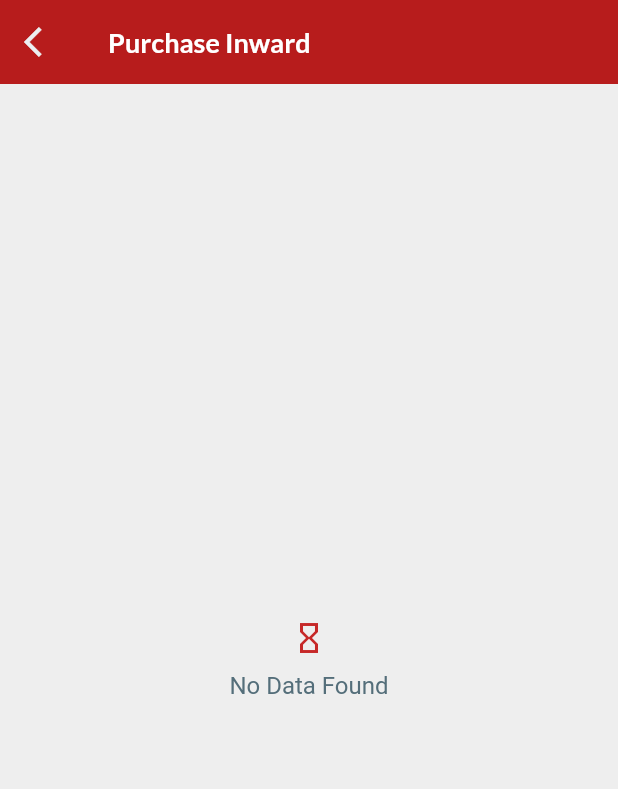
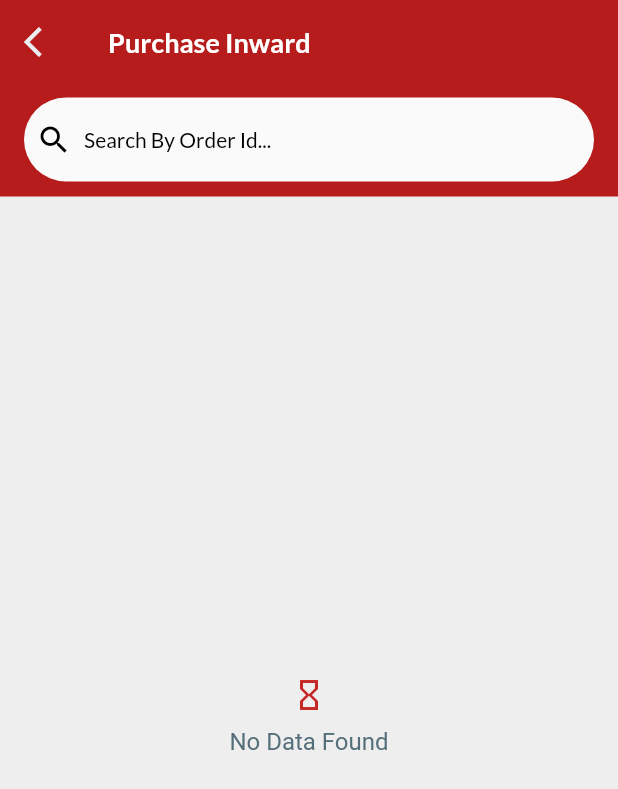
Before and after one commit to SantlalKaler/t2p_logistic_flutter, a Flutter app: the PurchaseInwardList screen opened directly, on a phone screen of 412 x 824 dp. Shown: the top 789 px of the screen. Run offline on Flutter 3.47's test engine with Material 3 defaults, Android fonts, the phone set to English and light mode, and no system bars; our stand-ins replace connectivity_plus, dio, firebase_database, flutter_otp_text_field, gap, geocoding and 11 more; missing offline and left inert: country_flags; accounts and stored records are empty.

Commit message:
puchase inward filter by order id

```diff
--- a/lib/presentation/screens/partners/purchase_inward/purchase_inward.dart
+++ b/lib/presentation/screens/partners/purchase_inward/purchase_inward.dart
@@ -22,6 +22,7 @@ class PurchaseInwardList extends StatefulWidget {
 
 class _PurchaseInwardListState extends State<PurchaseInwardList> {
   PurchaseInwardController purchaseInwardController = Get.find();
+  TextEditingController searchController = TextEditingController();
 
   @override
   void initState() {
@@ -35,11 +36,30 @@ class _PurchaseInwardListState extends State<PurchaseInwardList> {
       body: NestedScrollView(
         headerSliverBuilder: (context, innerBoxIsScrolled) {
           return [
-            const SliverAppBar(
+            SliverAppBar(
               pinned: true,
               floating: true,
-              title: Text("Purchase Inward"),
-              leading: AppBackButton(),
+              title: const Text("Purchase Inward"),
+              leading: const AppBackButton(),
+              bottom: PreferredSize(
+                preferredSize: const Size(double.infinity, 75),
+                child: Padding(
+                  padding: EdgeInsets.symmetric(
+                          horizontal: DimensConstants.screePadding)
+                      .copyWith(bottom: DimensConstants.spaceBetweenViews),
+                  child: SearchBar(
+                    controller: searchController,
+                    hintText: "Search By Order Id...",
+                    leading: const Icon(
+                      Icons.search,
+                    ),
+                    onChanged: (value) {
+                      purchaseInwardController.searchInwardByOrderId(value);
+                    },
+                    elevation: const MaterialStatePropertyAll(0),
+                  ),
+                ),
+              ),
             )
           ];
         },
@@ -48,7 +68,7 @@ class _PurchaseInwardListState extends State<PurchaseInwardList> {
             builder: (controller) {
               return controller.loading.isTrue
                   ? circularloadingRedSmallInfinitySize()
-                  : controller.inwardList.isEmpty
+                  : controller.filterInwardList.isEmpty
                       ? const AppEmptyView(
                           message: "No Data Found",
                         )
@@ -56,10 +76,10 @@ class _PurchaseInwardListState extends State<PurchaseInwardList> {
                           padding: EdgeInsets.all(DimensConstants.screePadding),
                           itemBuilder: (context, index) {
                             return SingleInwardItem(
-                      inward: controller.inwardList[index],
+                              inward: controller.filterInwardList[index],
                               onEdit: () {
-                        controller.getSingleInward(controller.inwardList[index]
-                            .id!);
+                                controller.getSingleInward(
+                                    controller.filterInwardList[index].id!);
                                 Get.to(() => const UpdateInwardScreen());
                               },
                             );
@@ -69,7 +89,7 @@ class _PurchaseInwardListState extends State<PurchaseInwardList> {
                               height: DimensConstants.spaceBetweenViews,
                             );
                           },
-                  itemCount: controller.inwardList.length);
+                          itemCount: controller.filterInwardList.length);
             }),
       ),
     );
@@ -98,8 +118,7 @@ class SingleInwardItem extends StatelessWidget {
             mainAxisAlignment: MainAxisAlignment.spaceBetween,
             children: [
               Text(
-                      "${inward.createdDate!.toDate(
-                          outputDate: "dd-MM-yyyy, HH:mm")}\n"),
+                  "${inward.createdDate!.toDate(outputDate: "dd-MM-yyyy, HH:mm")}\n"),
               Text("${inward.poId}\n"),
             ],
           ),
@@ -127,7 +146,8 @@ class SingleInwardItem extends StatelessWidget {
                 child: ElevatedButton(
                     onPressed: () {
                       onEdit();
-                        }, child: const Text("Edit")),
+                    },
+                    child: const Text("Edit")),
               ),
             ],
           )
```
Also changed, not shown: lib/presentation/screens/partners/purchase_inward/purchase_inward_controller.dart (+14 -0 lines). Lines whose indentation alone changed are shown as unchanged.
